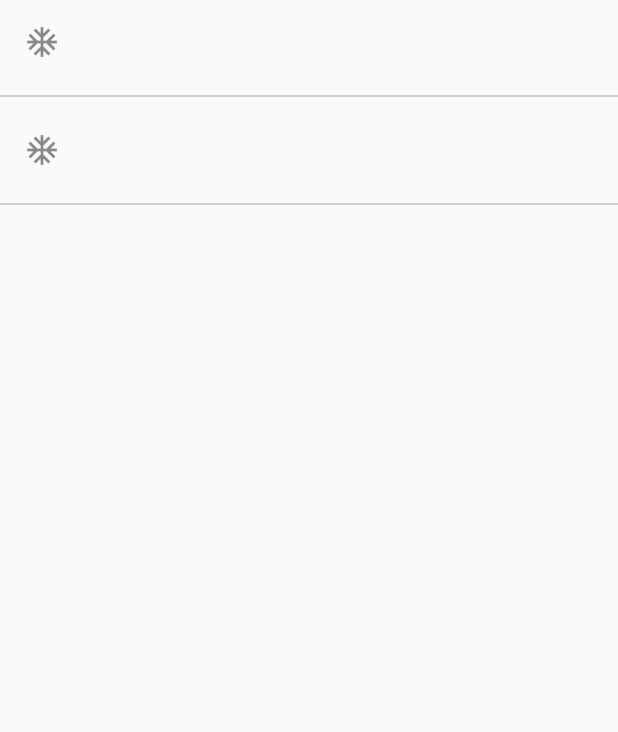
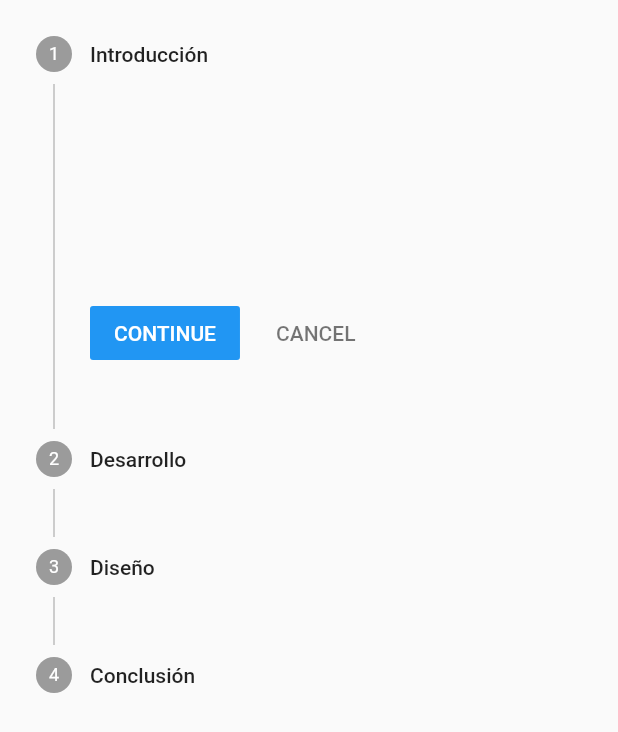
Before and after one commit to GiovanniSolano/Componentes-avanzados---Flutter, a Flutter app: the screen it shows after launch, on a phone screen of 412 x 824 dp. Shown: the top 732 px of the screen. Run offline on Flutter 3.47's test engine with Material 2 defaults, Android fonts, the phone set to English and light mode, and no system bars.

Commit message:
Componentes avanzados - Stepper

```diff
--- /dev/null
+++ b/lib/componentes_avanzados/stepper.dart
@@ -0,0 +1,58 @@
+import 'package:flutter/material.dart';
+
+class MyStepperWidget extends StatefulWidget {
+  @override
+  _MyStepperWidgetState createState() => _MyStepperWidgetState();
+}
+
+class _MyStepperWidgetState extends State<MyStepperWidget> {
+  int _currentStep = 0;
+  @override
+  Widget build(BuildContext context) {
+    return SafeArea(
+      child: Scaffold(
+        body: Stepper(
+          currentStep: _currentStep,
+          onStepContinue: () {
+            if (_currentStep >= 3) return;
+            setState(() {
+              _currentStep++;
+            });
+          },
+          onStepCancel: () {
+            if (_currentStep <= 0) return;
+            setState(() {
+              _currentStep--;
+            });
+          },
+          steps: [
+            Step(
+                title: Text('Introducción'),
+                content: SizedBox(
+                  width: 110,
+                  height: 110,
+                )),
+            Step(
+                title: Text('Desarrollo'),
+                content: SizedBox(
+                  width: 110,
+                  height: 110,
+                )),
+            Step(
+                title: Text('Diseño'),
+                content: SizedBox(
+                  width: 110,
+                  height: 110,
+                )),
+            Step(
+                title: Text('Conclusión'),
+                content: SizedBox(
+                  width: 110,
+                  height: 110,
+                )),
+          ],
+        ),
+      ),
+    );
+  }
+}
--- a/lib/main.dart
+++ b/lib/main.dart
@@ -1,7 +1,8 @@
 import 'package:flutter/material.dart';
 
-import 'componentes_avanzados/divider.dart';
+import 'componentes_avanzados/stepper.dart';
 
+// import 'componentes_avanzados/divider.dart';
 // import 'componentes_avanzados/tooltip.dart';
 // import 'componentes_avanzados/datatable.dart';
 // import 'componentes_avanzados/chip.dart';
@@ -28,7 +29,7 @@ class MyApp extends StatelessWidget {
         primarySwatch: Colors.blue,
         visualDensity: VisualDensity.adaptivePlatformDensity,
       ),
-      home: MyDividerWidget(),
+      home: MyStepperWidget(),
     );
   }
 }
```
